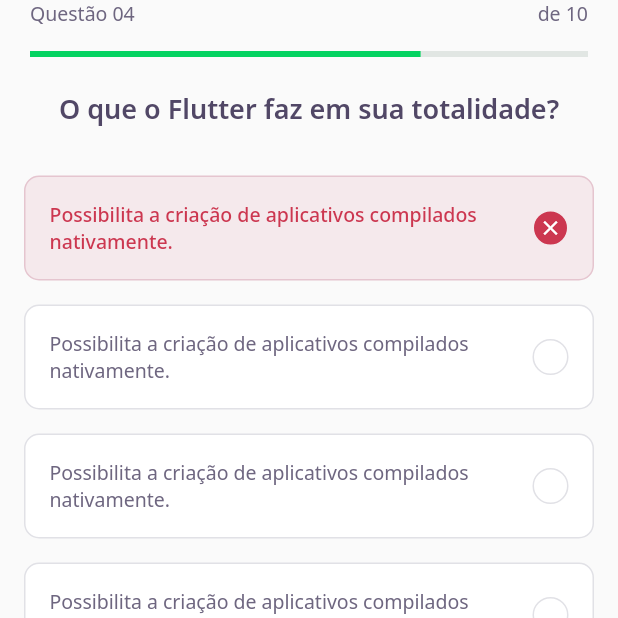
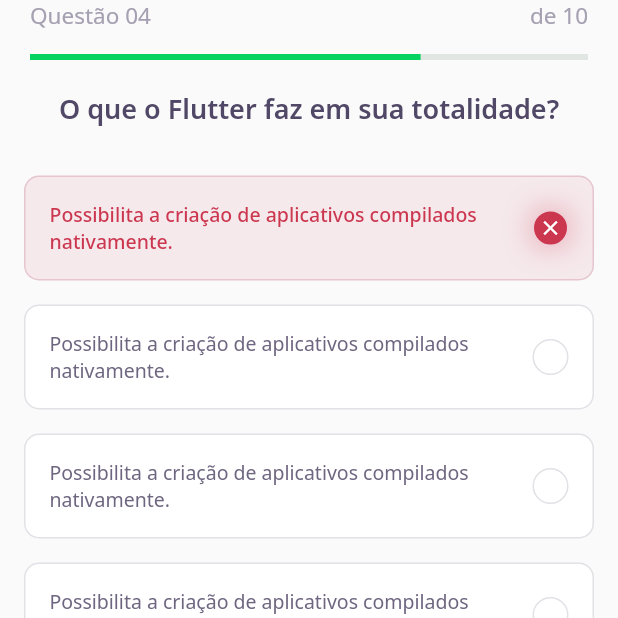
Before and after one commit to fell-lucas/nlw_5_flutter, a Flutter app: the ChallengePage screen opened directly, on a phone screen of 412 x 824 dp, the top half of it. Run offline on Flutter 3.47's test engine with Material 2 defaults, Android fonts, the phone set to English and light mode, and no system bars; our stand-ins replace google_fonts; accounts and stored records are empty; network calls fail.

Commit message:
estilização

```diff
--- a/lib/challenge/widgets/answer/answer_widget.dart
+++ b/lib/challenge/widgets/answer/answer_widget.dart
@@ -59,10 +59,19 @@
                 borderRadius: BorderRadius.circular(50),
               ),
               child: isSelected
-                  ? Icon(
-                      _selectedIconCorrect,
-                      size: 16,
-                      color: AppColors.white,
+                  ? Container(
+                      decoration: BoxDecoration(boxShadow: [
+                        BoxShadow(
+                          color: _selectedColorCorrect.withOpacity(0.3),
+                          spreadRadius: 2,
+                          blurRadius: 15,
+                        )
+                      ]),
+                      child: Icon(
+                        _selectedIconCorrect,
+                        size: 16,
+                        color: AppColors.white,
+                      ),
                     )
                   : null,
             ),
--- a/lib/challenge/widgets/question_indicator/question_indicator_widget.dart
+++ b/lib/challenge/widgets/question_indicator/question_indicator_widget.dart
@@ -16,11 +16,11 @@
             children: [
               Text(
                 "Questão 04",
-                style: AppTextStyles.body,
+                style: AppTextStyles.bodylightGrey15,
               ),
               Text(
                 "de 10",
-                style: AppTextStyles.body,
+                style: AppTextStyles.bodylightGrey15,
               ),
             ],
           ),
```
